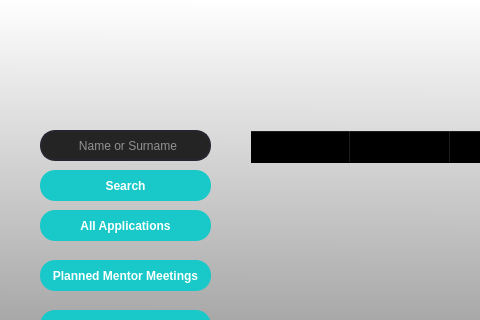
This is applications_ui.ui in ibrahimes82/VIT3-Python-Module-Week7 as Qt 5 draws it before an edit; both pictures show x 0 to 480 and y 0 to 320 of the 1080 by 680 pixel window. The edited form follows.
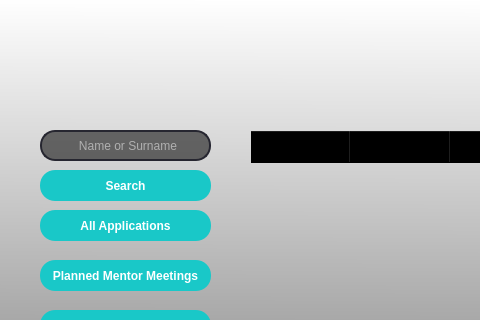
This is the edited form. Icons and pictures are not drawn.

Patch:
```diff
--- a/applications_ui.ui
+++ b/applications_ui.ui
@@ -429,7 +429,7 @@
   border-radius: 15px;
   color: #FFF;
   padding-left: 15px;
-  background-color: rgb(36, 36, 36);
+  background-color: rgba(0, 0, 0,55%);
  
 }
 
```
